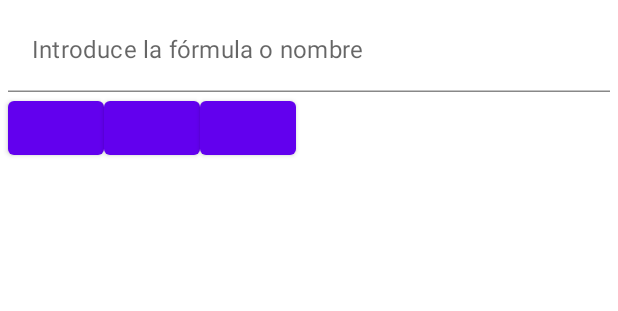
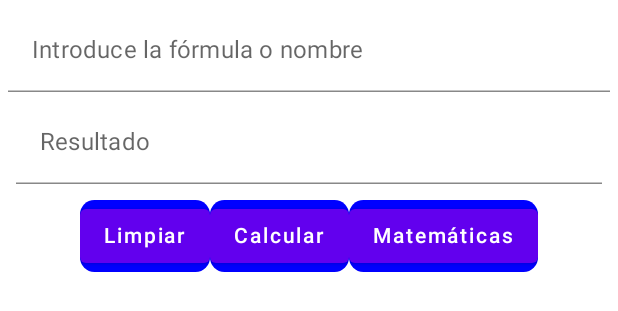
Before and after one commit to sito8943/ChemCalcApp, an Android app built with Jetpack Compose: the @Preview function ShowMolarWeight, on a phone screen of 412 x 824 dp. Shown: the top 311 px of the screen. Run offline under Robolectric (Android 15) with nearby library versions, the phone set to English and light mode, and no system bars.

Commit message:
adding arrangement.center to MolarWeight.kt button row

```diff
--- a/app/src/main/java/com/sito/chemcalc/SharedViewModel.kt
+++ b/app/src/main/java/com/sito/chemcalc/SharedViewModel.kt
@@ -1,4 +1,4 @@
-
+package com.sito.chemcalc
 import androidx.lifecycle.ViewModel
 import androidx.lifecycle.viewModelScope
 import com.sito.chemcalc.data.local.Repository
--- a/app/src/main/java/com/sito/chemcalc/ui/views/MainActivity.kt
+++ b/app/src/main/java/com/sito/chemcalc/ui/views/MainActivity.kt
@@ -1,5 +1,6 @@
 package com.sito.chemcalc.ui.views
 
+import MolarWeight
 import android.os.Bundle
 import androidx.activity.ComponentActivity
 import androidx.activity.compose.setContent
@@ -17,7 +18,7 @@ class MainActivity : ComponentActivity() {
             ChemCalcAppTheme {
                 // A surface container using the 'background' color from the theme
                 Surface(color = MaterialTheme.colors.background) {
-                    Greeting("Android")
+                    MolarWeight()
                 }
             }
         }
--- a/app/src/main/java/com/sito/chemcalc/ui/views/MolarWeight.kt
+++ b/app/src/main/java/com/sito/chemcalc/ui/views/MolarWeight.kt
@@ -1,4 +1,7 @@
+import android.widget.Space
+import androidx.compose.foundation.background
 import androidx.compose.foundation.layout.*
+import androidx.compose.foundation.shape.RoundedCornerShape
 import androidx.compose.material.Button
 import androidx.compose.material.Text
 import androidx.compose.material.TextField
@@ -8,6 +11,7 @@ import androidx.compose.runtime.mutableStateOf
 import androidx.compose.runtime.remember
 import androidx.compose.ui.Alignment
 import androidx.compose.ui.Modifier
+import androidx.compose.ui.draw.clip
 import androidx.compose.ui.graphics.Color
 import androidx.compose.ui.res.stringResource
 import androidx.compose.ui.text.input.TextFieldValue
@@ -39,18 +43,47 @@ fun MolarWeight() {
                 .fillMaxWidth(),
             value = formula.value,
             onValueChange = { formula.value = it })
-        Row(verticalAlignment = Alignment.CenterVertically,
+        Row(
+            verticalAlignment = Alignment.CenterVertically,
             modifier = Modifier
-            .fillMaxWidth()) {
-            Text(text = error)
-            Button(onClick = { /*TODO*/ }) {
-
+                .fillMaxWidth()
+                .padding(5.dp)
+        ) {
+            TextField(
+                placeholder = { Text(text = stringResource(id = R.string.resultPlaceholder)) },
+                colors = TextFieldDefaults.outlinedTextFieldColors(
+                    focusedBorderColor = Color.Blue,
+                    unfocusedBorderColor = Color.Gray
+                ),
+                modifier = Modifier
+                    .fillMaxWidth(),
+                value = formula.value,
+                onValueChange = { formula.value = it })
+        }
+        Row(
+            verticalAlignment = Alignment.CenterVertically,
+            horizontalArrangement = Arrangement.Center,
+            modifier = Modifier
+                .fillMaxWidth()
+                .padding(5.dp)
+        ) {
+            Button(modifier = Modifier
+                .clip(shape = RoundedCornerShape(20))
+                .background(color = Color.Blue),
+                onClick = { /*TODO*/ }) {
+                Text(text = stringResource(id = R.string.cleanButton))
             }
-            Button(onClick = { /*TODO*/ }) {
-
+            Button(modifier = Modifier
+                .clip(shape = RoundedCornerShape(20))
+                .background(color = Color.Blue),
+                onClick = { /*TODO*/ }) {
+                Text(text = stringResource(id = R.string.calculateButton))
             }
-            Button(onClick = { /*TODO*/ }) {
-
+            Button(modifier = Modifier
+                .clip(shape = RoundedCornerShape(20))
+                .background(color = Color.Blue),
+                onClick = { /*TODO*/ }) {
+                Text(text = stringResource(id = R.string.mathsButton))
             }
         }
     }
--- a/app/src/main/res/values/strings.xml
+++ b/app/src/main/res/values/strings.xml
@@ -1,4 +1,8 @@
 <resources>
     <string name="app_name">ChemCalcApp</string>
     <string name="mainInputPlaceholder">Introduce la fórmula o nombre</string>
+    <string name="cleanButton">Limpiar</string>
+    <string name="calculateButton">Calcular</string>
+    <string name="mathsButton">Matemáticas</string>
+    <string name="resultPlaceholder">Resultado</string>
 </resources>
```
